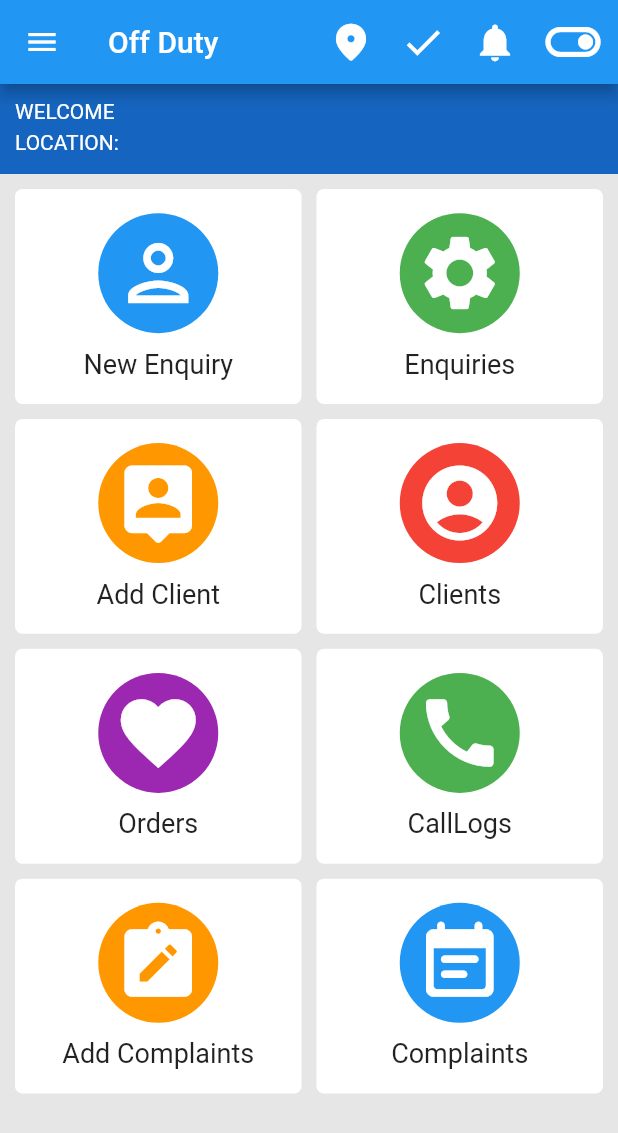
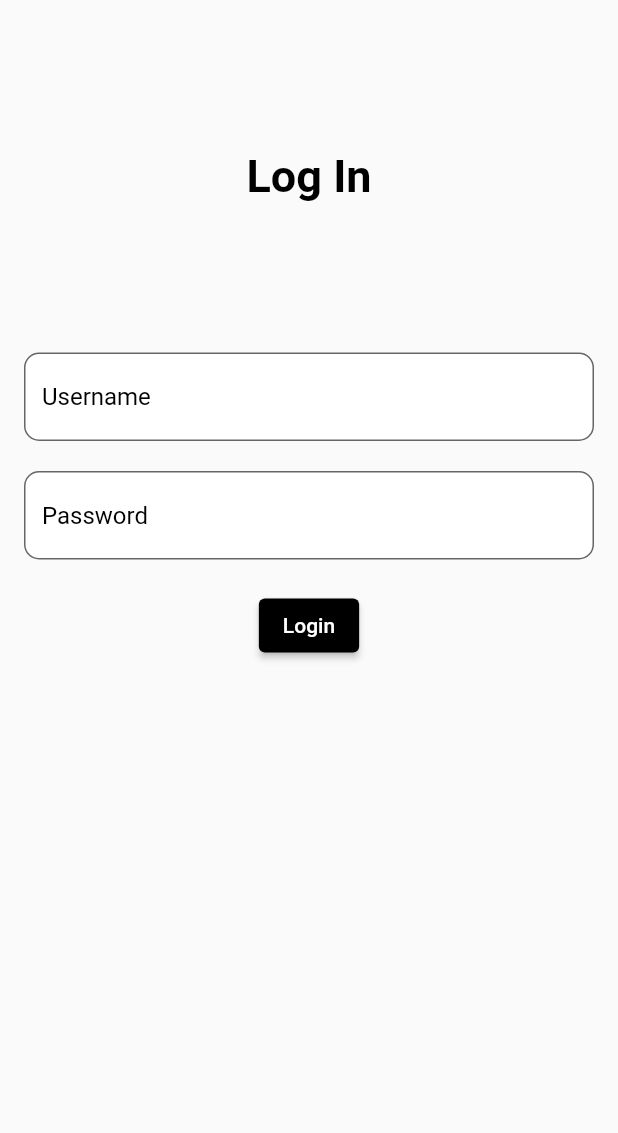
Before and after one commit to adithyan3210/demoUI, a Flutter app: the screen it shows after launch, on a phone screen of 412 x 824 dp. Shown: the top 1133 px of the screen. Run offline on Flutter 3.47's test engine with Material 2 defaults, Android fonts, the phone set to English and light mode, and no system bars; our stand-ins replace flutter_slidable, geocoding, geolocator, shared_preferences.

Commit message:
shareprefLogin_Logout

```diff
--- a/uidemo/lib/main.dart
+++ b/uidemo/lib/main.dart
@@ -1,19 +1,26 @@
 import 'package:flutter/material.dart';
+import 'package:shared_preferences/shared_preferences.dart';
 import 'package:uidemo/home.dart';
+import 'package:uidemo/screens/logIn.dart';
 
-void main() {
-  runApp(const MyApp());
+void main() async {
+  WidgetsFlutterBinding.ensureInitialized();
+  final SharedPreferences prefs = await SharedPreferences.getInstance();
+  final String? username = prefs.getString('name');
+
+  runApp(MyApp(username));
 }
 
 class MyApp extends StatelessWidget {
-  const MyApp({Key? key}) : super(key: key);
+  final String? username;
+
+  const MyApp(this.username, {Key? key}) : super(key: key);
 
   @override
   Widget build(BuildContext context) {
-    return const MaterialApp(
-      title: 'Flutter Location Demo',
+    return MaterialApp(
       debugShowCheckedModeBanner: false,
-      home: MyHomePage(),
+      home: username != null ? MyHomePage() : LoginScreen(),
     );
   }
 }
--- /dev/null
+++ b/uidemo/lib/screens/logIn.dart
@@ -0,0 +1,100 @@
+import 'package:flutter/material.dart';
+import 'package:shared_preferences/shared_preferences.dart';
+import 'package:uidemo/home.dart';
+
+class LoginScreen extends StatefulWidget {
+  const LoginScreen({Key? key}) : super(key: key);
+
+  @override
+  State<LoginScreen> createState() => _LoginScreenState();
+}
+
+class _LoginScreenState extends State<LoginScreen> {
+  final TextEditingController _usernameController = TextEditingController();
+  final TextEditingController _passwordController = TextEditingController();
+  final GlobalKey<ScaffoldState> _globalKey = GlobalKey<ScaffoldState>();
+
+  Future<void> _login() async {
+    String username = "admin";
+    String password = "1234";
+    if (_usernameController.text == username &&
+        _passwordController.text.toString() == password) {
+      final SharedPreferences prefs = await SharedPreferences.getInstance();
+      prefs.setString('name', _usernameController.text);
+      prefs.setString('password', _passwordController.text.toString());
+      Navigator.pushReplacement(
+          context,
+          MaterialPageRoute(
+            builder: (context) => MyHomePage(),
+          ));
+    } else {
+      ScaffoldMessenger.of(context).showSnackBar(SnackBar(
+        content: Text('Incorrect username or password'),
+        duration: Duration(seconds: 3),
+      ));
+    }
+  }
+
+  @override
+  Widget build(BuildContext context) {
+    return Scaffold(
+      key: _globalKey,
+      body: Column(
+        children: [
+          const Padding(
+            padding: EdgeInsets.only(top: 100),
+            child: Text(
+              'Log In',
+              style: TextStyle(
+                color: Colors.black,
+                fontSize: 30,
+                fontWeight: FontWeight.bold,
+              ),
+            ),
+          ),
+          Padding(
+            padding: const EdgeInsets.only(left: 16, right: 16, top: 100),
+            child: TextFormField(
+              controller: _usernameController,
+              decoration: InputDecoration(
+                hintText: 'Username',
+                hintStyle: const TextStyle(color: Colors.black),
+                fillColor: Colors.white,
+                filled: true,
+                border: OutlineInputBorder(
+                  borderRadius: BorderRadius.circular(10.0),
+                ),
+              ),
+              style: const TextStyle(color: Colors.black),
+            ),
+          ),
+          Padding(
+            padding: const EdgeInsets.only(left: 16, right: 16, top: 20),
+            child: TextFormField(
+              controller: _passwordController,
+              obscureText: true,
+              decoration: InputDecoration(
+                hintText: 'Password',
+                hintStyle: const TextStyle(color: Colors.black),
+                fillColor: Colors.white,
+                filled: true,
+                border: OutlineInputBorder(
+                  borderRadius: BorderRadius.circular(10.0),
+                ),
+              ),
+              style: const TextStyle(color: Colors.black),
+            ),
+          ),
+          Padding(
+            padding: const EdgeInsets.symmetric(vertical: 20),
+            child: ElevatedButton(
+              style: ElevatedButton.styleFrom(backgroundColor: Colors.black),
+              onPressed: _login,
+              child: const Text('Login'),
+            ),
+          ),
+        ],
+      ),
+    );
+  }
+}
--- a/uidemo/lib/screens/new_enquiry.dart
+++ b/uidemo/lib/screens/new_enquiry.dart
@@ -545,7 +545,7 @@ class _NewEnquiryScreenState extends State<NewEnquiryScreen> {
                       padding: const EdgeInsets.symmetric(vertical: 10),
                       child: Slidable(
                         startActionPane: ActionPane(
-                          motion: StretchMotion(),
+                          motion: const StretchMotion(),
                           children: [
                             SlidableAction(
                               icon: Icons.delete,
@@ -556,7 +556,7 @@ class _NewEnquiryScreenState extends State<NewEnquiryScreen> {
                           ],
                         ),
                         endActionPane: ActionPane(
-                          motion: StretchMotion(),
+                          motion: const StretchMotion(),
                           children: [
                             SlidableAction(
                               icon: Icons.delete,
--- a/uidemo/pubspec.yaml
+++ b/uidemo/pubspec.yaml
@@ -41,6 +41,7 @@ dependencies:
   geocoding: ^2.1.0
   http: ^1.1.0
   flutter_slidable: ^3.0.0
+  shared_preferences: ^2.2.1
 
 dev_dependencies:
   flutter_test:
```
Also changed, not shown: uidemo/lib/home.dart (+21 -7 lines), uidemo/pubspec.lock, 2 other files.
